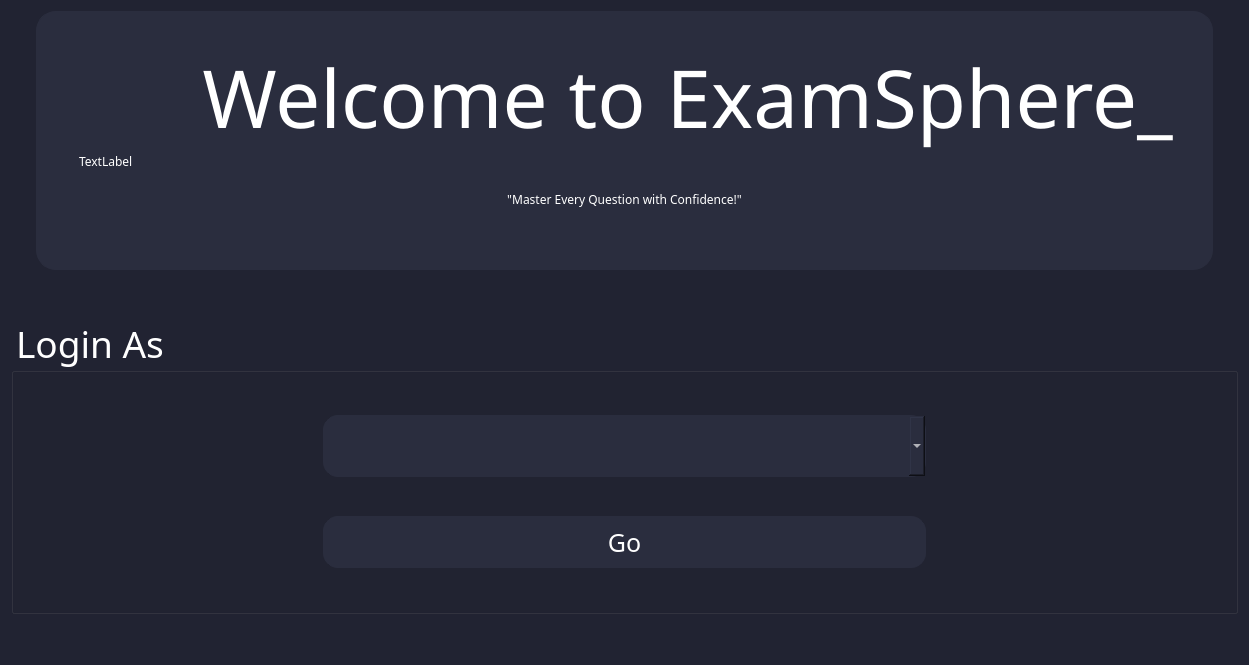
Before: the Qt Designer form ExamSphereV1/welcome.ui in BiratBC/ExamSphereV1, drawn with Qt 5.
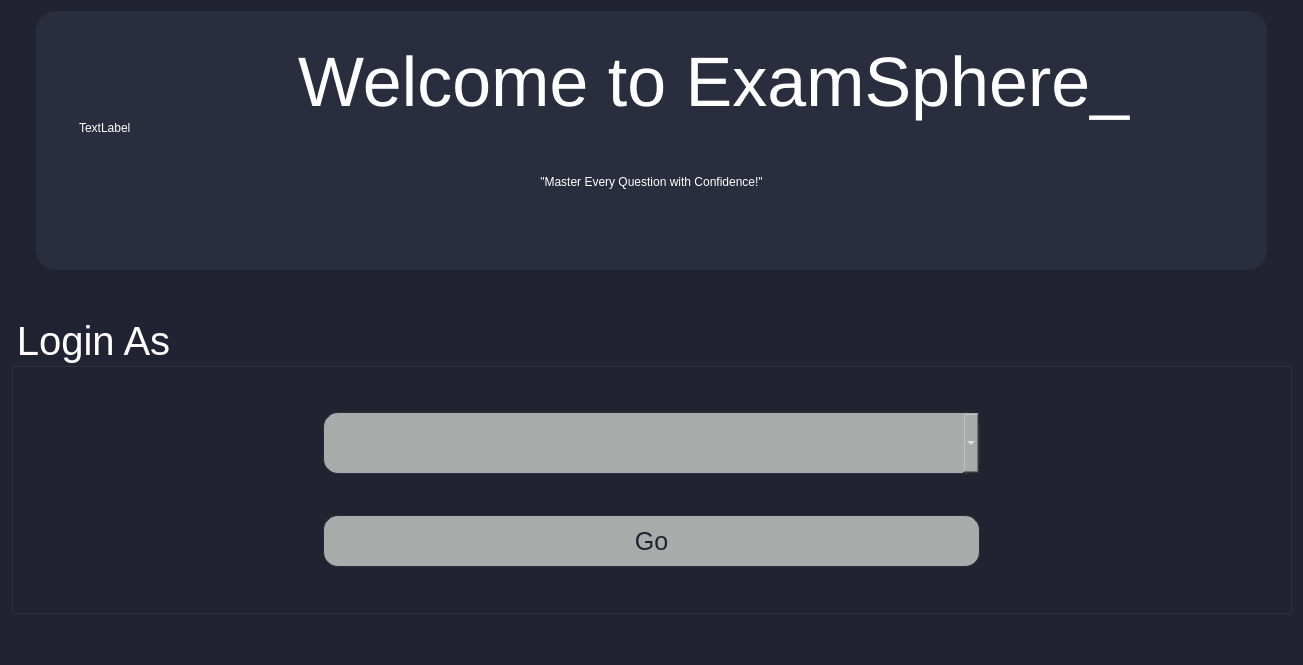
After: the same form once the commit is applied.

```diff
--- a/ExamSphereV1/welcome.ui
+++ b/ExamSphereV1/welcome.ui
@@ -9,14 +9,13 @@
    <rect>
     <x>0</x>
     <y>0</y>
-    <width>1224</width>
+    <width>1303</width>
     <height>665</height>
    </rect>
   </property>
   <property name="font">
    <font>
-    <family>Ubuntu 7</family>
-    <pointsize>50</pointsize>
+    <family>Ubuntu</family>
    </font>
   </property>
   <property name="cursor">
@@ -28,7 +27,34 @@
   <property name="styleSheet">
    <string notr="true">*{
 	background-color: rgba(33,35,50,255);
-font-family:Ubuntu Medium;
+font-family:Ubuntu;
+
+}
+
+QLineEdit
+{	
+color:#0000ad;
+	background-color: rgb(255, 255, 255);
+height:40px;
+}
+QComboBox
+{
+color:#0000ad;
+	background-color: rgb(255, 255, 255);
+height:30px;
+width:80px;
+}
+QPushButton
+{	
+color:rgba(33,35,50,255);
+	background-color: rgb(167, 171, 170);
+	color:#0000ad;
+  width:100px;
+  height:30px
+}
+QTableWidget
+{
+	color: rgb(255, 255, 255);
 }</string>
   </property>
   <layout class="QVBoxLayout" name="verticalLayout_3">
@@ -38,7 +64,7 @@
       <widget class="QGroupBox" name="groupBox_2">
        <property name="font">
         <font>
-         <family>Ubuntu 7</family>
+         <family>Ubuntu</family>
         </font>
        </property>
        <property name="styleSheet">
@@ -104,7 +130,7 @@
               </property>
               <property name="font">
                <font>
-                <family>Ubuntu 7</family>
+                <family>Ubuntu</family>
                 <pointsize>-1</pointsize>
                 <bold>false</bold>
                </font>
@@ -115,7 +141,7 @@
 margin-top:0px;
 margin-bottom:0px;
 padding:0px 0px 0px 0px;
-font-size:80px;</string>
+font-size:70px;</string>
               </property>
               <property name="text">
                <string>Welcome to ExamSphere_</string>
@@ -131,7 +157,7 @@
            <widget class="QLabel" name="label_2">
             <property name="font">
              <font>
-              <family>Ubuntu 7</family>
+              <family>Ubuntu</family>
              </font>
             </property>
             <property name="styleSheet">
@@ -157,12 +183,13 @@
       <widget class="QGroupBox" name="groupBox">
        <property name="font">
         <font>
-         <family>Ubuntu 7</family>
-         <pointsize>28</pointsize>
+         <family>Ubuntu</family>
+         <pointsize>-1</pointsize>
         </font>
        </property>
        <property name="styleSheet">
-        <string notr="true">color: rgb(255, 255, 255);</string>
+        <string notr="true">color: rgb(255, 255, 255);
+font-size:40px;</string>
        </property>
        <property name="title">
         <string>Login As</string>
@@ -190,8 +217,8 @@
            <widget class="QComboBox" name="comboBox">
             <property name="font">
              <font>
-              <family>Ubuntu 7</family>
-              <pointsize>16</pointsize>
+              <family>Ubuntu</family>
+              <pointsize>-1</pointsize>
              </font>
             </property>
             <property name="cursor">
@@ -200,11 +227,13 @@
             <property name="styleSheet">
              <string notr="true">height: 60px;
 color: #fff;
-background-color: rgba(42,45,62,255);
+background-color:rgba(167,171,170,255);
 width:70px;
 border:1px solid;
 border-color: rgb(42, 45, 62);
-border-radius:15px;</string>
+border-radius:15px;
+font-size:25px;
+</string>
             </property>
            </widget>
           </item>
@@ -212,21 +241,23 @@
            <widget class="QPushButton" name="pushGo">
             <property name="font">
              <font>
-              <family>Ubuntu 7</family>
-              <pointsize>19</pointsize>
+              <family>Ubuntu</family>
+              <pointsize>-1</pointsize>
              </font>
             </property>
             <property name="cursor">
              <cursorShape>PointingHandCursor</cursorShape>
             </property>
             <property name="styleSheet">
-             <string notr="true">background-color: rgba(42,45,62,255);
-color:#fff;
+             <string notr="true">background-color:rgba(167,171,170,255);
+color: rgba(33,35,50,255);
 width:70px;
 height:50px;
 border:1px solid;
 border-color: rgb(42, 45, 62);
-border-radius:15px;</string>
+border-radius:15px;
+font-size:25px;
+</string>
             </property>
             <property name="text">
              <string>Go</string>
```
Left out of the diff: 3 changed lines with no effect on the pictures.
